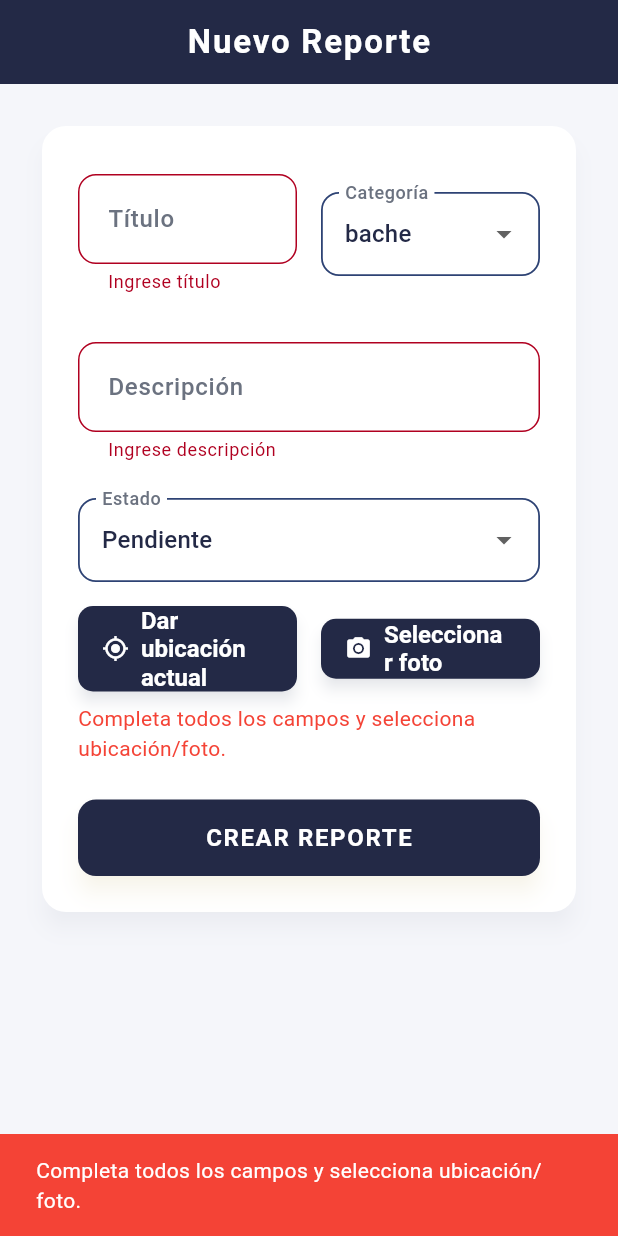
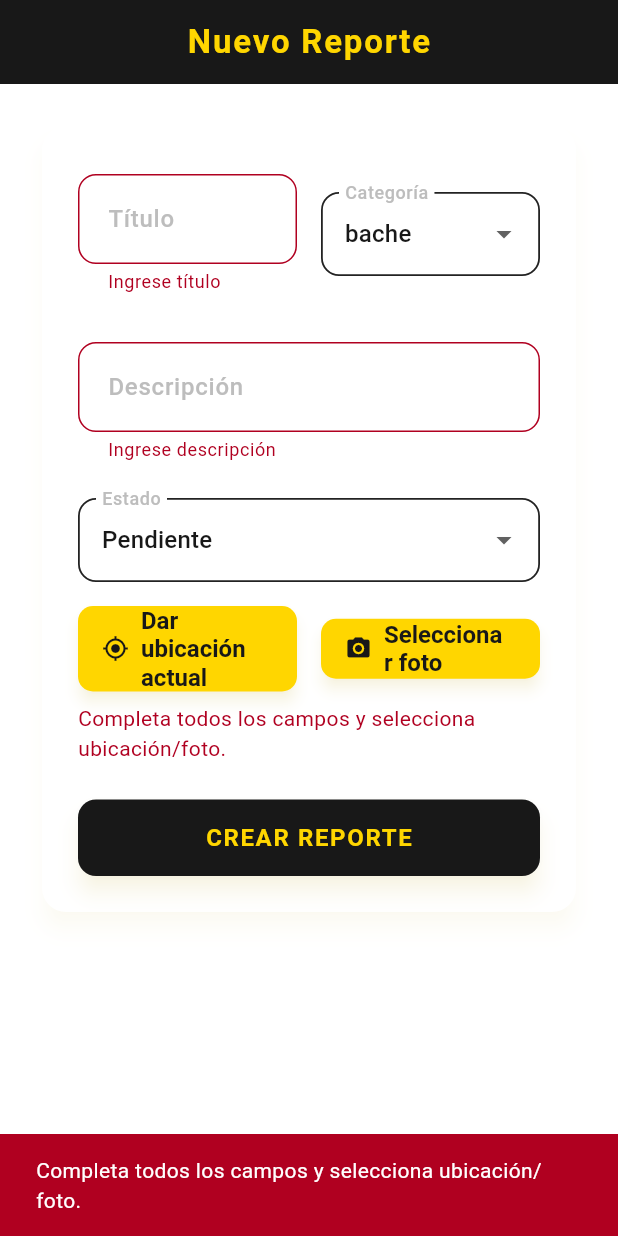
Before and after one commit to RichardPadilla07/prueba3richardpadillaurbanreport, a Flutter app: the CreateReportPage screen opened by its route, after a tap on "CREAR REPORTE", on a phone screen of 412 x 824 dp. Run offline on Flutter 3.47's test engine with Material 3 defaults, Android fonts, the light colour scheme and no system bars; our stand-ins replace flutter_map, geolocator, go_router, image_picker, latlong2, permission_handler and 1 more; accounts and stored records are empty.

Commit message:
colores 2

```diff
--- a/lib/config/theme.dart
+++ b/lib/config/theme.dart
@@ -3,37 +3,37 @@ import 'package:flutter/material.dart';
 
 class AppTheme {
   // Paleta masculina y profesional
-  static const Color primary = Color(0xFF232946); // Azul oscuro elegante
-  static const Color secondary = Color(0xFF2E4374); // Azul profundo
-  static const Color accent = Color(0xFFF4D35E); // Amarillo dorado para detalles
-  static const Color background = Color(0xFFF5F6FA); // Fondo claro moderno
-  static const Color surface = Color(0xFFFFFFFF); // Tarjetas y superficies
+  static const Color primary = Color(0xFF181818); // Negro profundo
+  static const Color secondary = Color(0xFF232323); // Negro alternativo
+  static const Color accent = Color(0xFFFFD600); // Amarillo vibrante
+  static const Color background = Color(0xFFFFFFFF); // Fondo blanco
+  static const Color surface = Color(0xFFFFFFFF); // Tarjetas y superficies blancas
   static const Color error = Color(0xFFB00020);
-  static const Color textPrimary = Color(0xFF232946);
-  static const Color textSecondary = Color(0xFF6B7280);
+  static const Color textPrimary = Color(0xFFFFFFFF); // Texto blanco
+  static const Color textSecondary = Color(0xFFBDBDBD); // Gris claro
 
   static final lightTheme = ThemeData(
     colorScheme: ColorScheme(
       brightness: Brightness.light,
       primary: primary,
-      onPrimary: Colors.white,
+      onPrimary: accent,
       secondary: accent,
       onSecondary: primary,
       error: error,
       onError: Colors.white,
       background: background,
-      onBackground: textPrimary,
+      onBackground: primary,
       surface: surface,
-      onSurface: textPrimary,
+      onSurface: primary,
     ),
     scaffoldBackgroundColor: background,
     appBarTheme: const AppBarTheme(
       backgroundColor: primary,
-      foregroundColor: Colors.white,
+      foregroundColor: accent,
       elevation: 0,
       centerTitle: true,
       titleTextStyle: TextStyle(
-        color: Colors.white,
+        color: Color(0xFFFFD600),
         fontWeight: FontWeight.bold,
         fontSize: 22,
         letterSpacing: 1.2,
@@ -58,14 +58,14 @@ class AppTheme {
     ),
     elevatedButtonTheme: ElevatedButtonThemeData(
       style: ElevatedButton.styleFrom(
-        backgroundColor: primary,
-        foregroundColor: Colors.white,
+        backgroundColor: accent,
+        foregroundColor: primary,
         shape: RoundedRectangleBorder(
           borderRadius: BorderRadius.circular(10),
         ),
         elevation: 4,
         textStyle: const TextStyle(fontWeight: FontWeight.bold, fontSize: 16),
-        shadowColor: secondary.withOpacity(0.2),
+        shadowColor: accent.withOpacity(0.2),
       ),
     ),
     textButtonTheme: TextButtonThemeData(
@@ -80,7 +80,7 @@ class AppTheme {
       shape: RoundedRectangleBorder(
         borderRadius: BorderRadius.circular(14),
       ),
-      shadowColor: secondary.withOpacity(0.08),
+      shadowColor: accent.withOpacity(0.08),
     ),
     floatingActionButtonTheme: const FloatingActionButtonThemeData(
       backgroundColor: accent,
@@ -91,12 +91,12 @@ class AppTheme {
       color: accent,
       linearTrackColor: secondary,
     ),
-    iconTheme: const IconThemeData(color: secondary, size: 26),
+    iconTheme: const IconThemeData(color: accent, size: 26),
     textTheme: const TextTheme(
       headlineLarge: TextStyle(fontSize: 28, fontWeight: FontWeight.bold, color: textPrimary),
       headlineMedium: TextStyle(fontSize: 22, fontWeight: FontWeight.bold, color: textPrimary),
       titleLarge: TextStyle(fontSize: 18, fontWeight: FontWeight.w600, color: textPrimary),
-      bodyLarge: TextStyle(fontSize: 16, color: textPrimary),
+      bodyLarge: TextStyle(fontSize: 16, color: textSecondary),
       bodyMedium: TextStyle(fontSize: 14, color: textSecondary),
       labelLarge: TextStyle(fontSize: 14, fontWeight: FontWeight.w600, color: accent),
     ),
--- a/lib/modules/auth/forgot_password_page.dart
+++ b/lib/modules/auth/forgot_password_page.dart
@@ -33,7 +33,7 @@ class _ForgotPasswordPageState extends State<ForgotPasswordPage> {
       setState(() { _message = 'Error al enviar correo.'; });
       if (mounted) {
         ScaffoldMessenger.of(context).showSnackBar(
-          const SnackBar(content: Text('Error al enviar correo'), backgroundColor: Colors.red),
+          SnackBar(content: Text('Error al enviar correo'), backgroundColor: Theme.of(context).colorScheme.error),
         );
       }
     } finally {
--- a/lib/modules/auth/login_page.dart
+++ b/lib/modules/auth/login_page.dart
@@ -37,7 +37,7 @@ class _LoginPageState extends State<LoginPage> {
       setState(() { _error = 'Error de autenticación'; });
       if (mounted) {
         ScaffoldMessenger.of(context).showSnackBar(
-          const SnackBar(content: Text('Error de autenticación'), backgroundColor: Colors.red),
+          SnackBar(content: Text('Error de autenticación'), backgroundColor: Theme.of(context).colorScheme.error),
         );
       }
     } finally {
@@ -78,7 +78,7 @@ class _LoginPageState extends State<LoginPage> {
                       if (_error != null)
                         Padding(
                           padding: const EdgeInsets.only(top: 8.0),
-                          child: Text(_error!, style: const TextStyle(color: Colors.red)),
+                          child: Text(_error!, style: TextStyle(color: Theme.of(context).colorScheme.error)),
                         ),
                       const SizedBox(height: 16),
                       CustomButton(
--- a/lib/modules/auth/register_page.dart
+++ b/lib/modules/auth/register_page.dart
@@ -39,7 +39,7 @@ class _RegisterPageState extends State<RegisterPage> {
       setState(() { _error = 'Error al registrar'; });
       if (mounted) {
         ScaffoldMessenger.of(context).showSnackBar(
-          const SnackBar(content: Text('Error al registrar'), backgroundColor: Colors.red),
+          SnackBar(content: Text('Error al registrar'), backgroundColor: Theme.of(context).colorScheme.error),
         );
       }
     } finally {
@@ -85,7 +85,7 @@ class _RegisterPageState extends State<RegisterPage> {
                       if (_error != null)
                         Padding(
                           padding: const EdgeInsets.only(top: 8.0),
-                          child: Text(_error!, style: const TextStyle(color: Colors.red)),
+                          child: Text(_error!, style: TextStyle(color: Theme.of(context).colorScheme.error)),
                         ),
                       const SizedBox(height: 16),
                       CustomButton(
--- a/lib/modules/reports/create_report_page.dart
+++ b/lib/modules/reports/create_report_page.dart
@@ -132,11 +132,11 @@ class _CreateReportPageState extends State<CreateReportPage> {
       });
       if (mounted) {
         ScaffoldMessenger.of(context).showSnackBar(
-          const SnackBar(
-            content: Text(
+          SnackBar(
+            content: const Text(
               'Completa todos los campos y selecciona ubicación/foto.',
             ),
-            backgroundColor: Colors.red,
+            backgroundColor: Theme.of(context).colorScheme.error,
           ),
         );
       }
@@ -198,7 +198,7 @@ class _CreateReportPageState extends State<CreateReportPage> {
             content: Text(
               isEdit ? 'Error al editar reporte' : 'Error al crear reporte',
             ),
-            backgroundColor: Colors.red,
+            backgroundColor: Theme.of(context).colorScheme.error,
           ),
         );
       }
@@ -291,7 +291,7 @@ class _CreateReportPageState extends State<CreateReportPage> {
                       padding: const EdgeInsets.only(top: 8.0),
                       child: Text(
                         'Latitud: ${_lat!.toStringAsFixed(6)}   Longitud: ${_lng!.toStringAsFixed(6)}',
-                        style: const TextStyle(fontSize: 13, color: Colors.grey),
+                        style: TextStyle(fontSize: 13, color: Theme.of(context).colorScheme.onSurface.withOpacity(0.6)),
                       ),
                     ),
                   if (_fotoUrl != null)
@@ -302,7 +302,7 @@ class _CreateReportPageState extends State<CreateReportPage> {
                   if (_error != null)
                     Padding(
                       padding: const EdgeInsets.only(top: 8.0),
-                      child: Text(_error!, style: const TextStyle(color: Colors.red)),
+                      child: Text(_error!, style: TextStyle(color: Theme.of(context).colorScheme.error)),
                     ),
                   const SizedBox(height: 24),
                   CustomButton(
@@ -363,9 +363,9 @@ class _LocationPickerPageState extends State<LocationPickerPage> {
                   point: _selected!,
                   width: 40,
                   height: 40,
-                  child: const Icon(
+                  child: Icon(
                     Icons.location_on,
-                    color: Colors.red,
+                    color: Theme.of(context).colorScheme.error,
                     size: 36,
                   ),
                 ),
--- a/lib/modules/reports/report_detail_page.dart
+++ b/lib/modules/reports/report_detail_page.dart
@@ -128,7 +128,7 @@ class _ReportDetailPageState extends State<ReportDetailPage> {
                         text: 'Eliminar',
                         onPressed: _delete,
                         loading: _loading,
-                        color: Colors.red[700],
+                        color: Theme.of(context).colorScheme.error,
                       ),
                     ),
                   ],
@@ -136,7 +136,7 @@ class _ReportDetailPageState extends State<ReportDetailPage> {
                 if (_error != null)
                   Padding(
                     padding: const EdgeInsets.only(top: 12.0),
-                    child: Text(_error!, style: const TextStyle(color: Colors.red)),
+                    child: Text(_error!, style: TextStyle(color: Theme.of(context).colorScheme.error)),
                   ),
               ],
             ),
```
